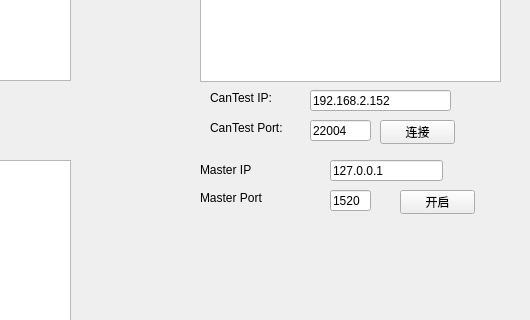
The window that CanOpenUI.ui (leizhiqt/IndControl) describes before a commit, drawn with Qt 5; both pictures show x 270 to 800 and y 180 to 500 of the 800 by 590 pixel window.
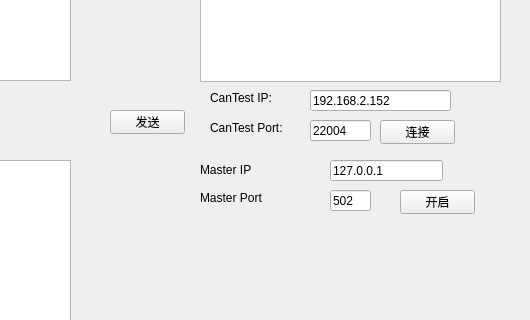
The same window after the commit.

Diff of the .ui file:
```diff
--- a/CanOpenUI.ui
+++ b/CanOpenUI.ui
@@ -210,7 +210,7 @@
      </rect>
     </property>
     <property name="text">
-     <string>1520</string>
+     <string>502</string>
     </property>
    </widget>
    <widget class="QPushButton" name="ModConn">
@@ -226,6 +226,19 @@
      <string>开启</string>
     </property>
    </widget>
+   <widget class="QPushButton" name="sendCan">
+    <property name="geometry">
+     <rect>
+      <x>380</x>
+      <y>290</y>
+      <width>75</width>
+      <height>24</height>
+     </rect>
+    </property>
+    <property name="text">
+     <string>发送</string>
+    </property>
+   </widget>
   </widget>
   <widget class="QMenuBar" name="menubar">
    <property name="geometry">
```
